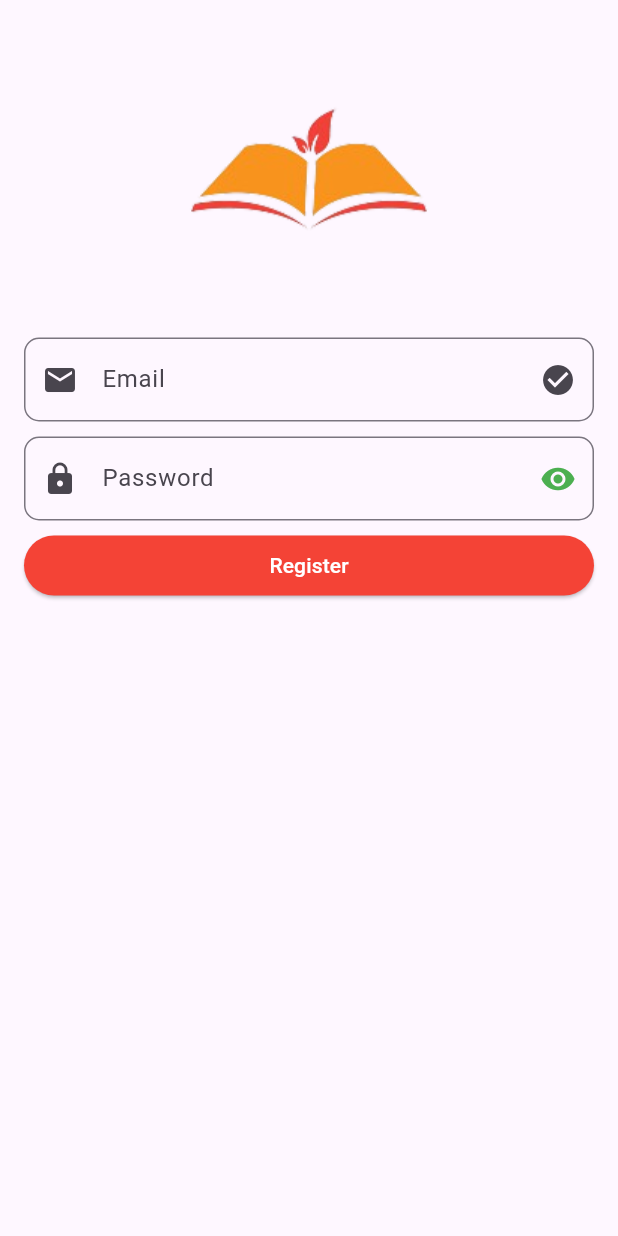
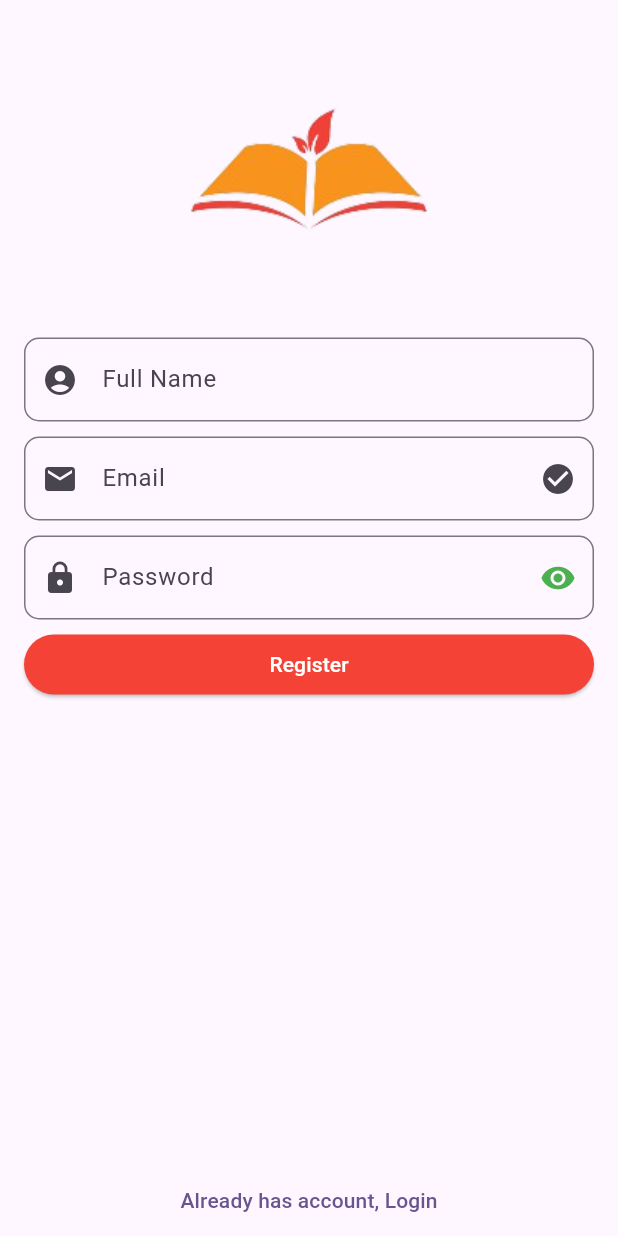
Before and after one commit to beltei-iu/UC2-BIT-SE-Y4S1-B5-MAD-II-E2-414-2025, a Flutter app: the RegisterScreen screen opened by its route, on a phone screen of 412 x 824 dp. Run offline on Flutter 3.47's test engine with Material 3 defaults, Android fonts, the phone set to English and light mode, and no system bars.

Commit message:
Update login

```diff
--- a/lib/product.dart
+++ /dev/null
@@ -1,4 +0,0 @@
-
-class Product {
-
-}
--- a/lib/screens/register_screen.dart
+++ b/lib/screens/register_screen.dart
@@ -34,13 +34,38 @@ class _RegisterScreenState extends State<RegisterScreen> {
         child: Column(
         children: [
           LogoWidget(),
-          _emailWidget,
-          SizedBox(height: 10,),
-          _passwordWidget,
-          SizedBox(height: 10,),
-          _registerButton
+          Expanded(child: Column(
+          children: [
+            _usernameWidget,
+             SizedBox(height: 10,),
+             _emailWidget,
+            SizedBox(height: 10,),
+            _passwordWidget,
+            SizedBox(height: 10,),
+            _registerButton,
+          ],
+         )),
+          _navigateToLogin
         ],
       )),)
+    );
+  }
+
+  Widget get _usernameWidget {
+    return TextFormField(
+        validator: (value){
+            if(value!.isEmpty){
+              return "Please input full name";
+            }
+            return null;
+        },
+        decoration: InputDecoration(
+          hintText: 'Full Name' ,
+          prefixIcon: Icon(Icons.account_circle),
+          border: OutlineInputBorder(
+            borderRadius: BorderRadius.circular(10)
+          )
+        ),
     );
   }
 
@@ -137,9 +162,18 @@ class _RegisterScreenState extends State<RegisterScreen> {
           }
       }, child: Text("Register", style: TextStyle(color: Colors.white),)
     ),
-      );
+  );
+  }
 
 
+  Widget get _navigateToLogin {
+    return Row(
+      mainAxisAlignment: MainAxisAlignment.center,
+      children: [
+        TextButton(onPressed: (){
+          AppRoute.key.currentState?.pushNamed(AppRoute.loginScreen);
+        }, child: Text("Already has account, Login"))
+      ],
+    );
   }
-
 }
--- a/lib/user.dart
+++ /dev/null
@@ -1,4 +0,0 @@
-
-class User {
-
-}
```
Also changed, not shown: lib/screens/login_screen.dart (+141 -4 lines).
